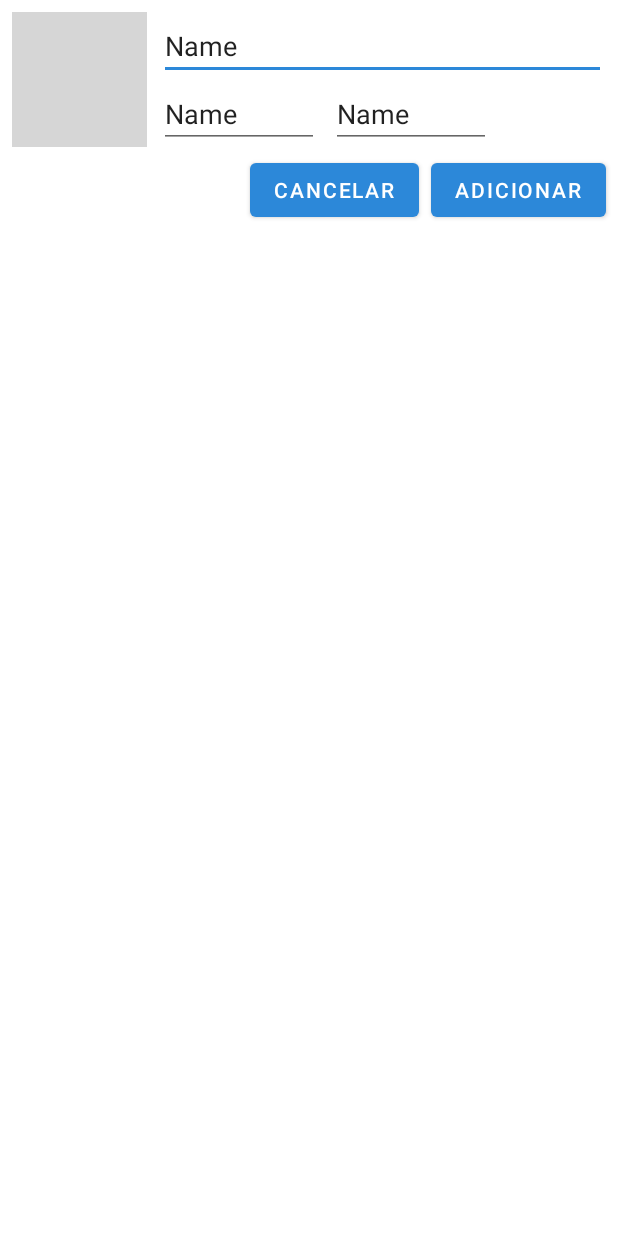
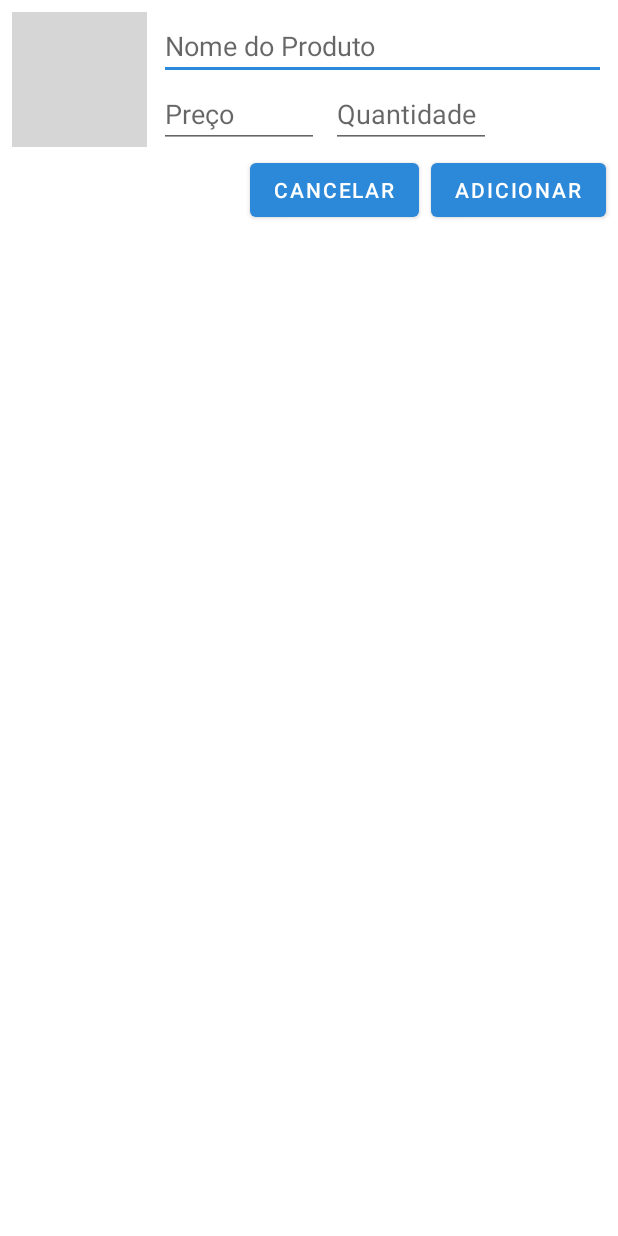
Before and after one commit to mattolivr/Mercapli, an Android app: the layout layout_produto_edit.xml on its own in the app's theme, with its tools: preview values and no code run, on a phone screen of 412 x 824 dp. Run offline under Robolectric (Android 15) with nearby library versions, the phone set to English and light mode, and no system bars; grey boxes are pictures that could not be loaded.

Commit message:
Inserção de Itens no Carrinho (Pré-Funcional)
Inserção de Itens usando Recycler View com Layouts Diferentes em estágio inicial de funcionamento

```diff
--- a/app/src/main/res/layout/activity_carrinho.xml
+++ b/app/src/main/res/layout/activity_carrinho.xml
@@ -88,7 +88,7 @@
             <androidx.recyclerview.widget.RecyclerView
                 android:id="@+id/rvCompraProdutos"
                 android:layout_width="match_parent"
-                android:layout_height="match_parent" />
+                android:layout_height="match_parent"/>
         </LinearLayout>
     </ScrollView>
 
@@ -97,6 +97,7 @@
         android:layout_width="wrap_content"
         android:layout_height="wrap_content"
         android:layout_marginBottom="8dp"
+        android:onClick="adicionarProduto"
         android:text="ADICIONAR PRODUTO"
         app:layout_constraintBottom_toBottomOf="parent"
         app:layout_constraintEnd_toEndOf="parent"
--- a/app/src/main/res/layout/layout_produto_edit.xml
+++ b/app/src/main/res/layout/layout_produto_edit.xml
@@ -1,10 +1,9 @@
 <?xml version="1.0" encoding="utf-8"?>
-<androidx.constraintlayout.widget.ConstraintLayout
-    xmlns:android="http://schemas.android.com/apk/res/android"
+<androidx.constraintlayout.widget.ConstraintLayout xmlns:android="http://schemas.android.com/apk/res/android"
     xmlns:app="http://schemas.android.com/apk/res-auto"
     xmlns:tools="http://schemas.android.com/tools"
     android:layout_width="match_parent"
-    android:layout_height="match_parent">
+    android:layout_height="wrap_content">
 
     <ImageView
         android:id="@+id/foto_produto_edit"
@@ -32,8 +31,8 @@
         android:layout_marginTop="8dp"
         android:layout_marginEnd="8dp"
         android:ems="10"
+        android:hint="Nome do Produto"
         android:inputType="textPersonName"
-        android:text="Name"
         app:layout_constraintEnd_toEndOf="parent"
         app:layout_constraintStart_toEndOf="@+id/foto_produto_edit"
         app:layout_constraintTop_toTopOf="parent" />
@@ -54,8 +53,9 @@
             android:layout_width="wrap_content"
             android:layout_height="wrap_content"
             android:ems="5"
+            android:hint="Preço"
             android:inputType="textPersonName"
-            android:text="Name" />
+            android:numeric="decimal" />
 
         <EditText
             android:id="@+id/qtde_produto_edit"
@@ -63,8 +63,9 @@
             android:layout_height="wrap_content"
             android:layout_marginLeft="8dp"
             android:ems="5"
+            android:hint="Quantidade"
             android:inputType="textPersonName"
-            android:text="Name" />
+            android:numeric="integer" />
     </LinearLayout>
 
     <Button
```
Also changed, not shown: app/src/main/java/sp/senai/br/mercapli/CarrinhoActivity.java (+15 -4 lines), app/src/main/java/sp/senai/br/mercapli/adapters/CompraAdapter.java (+44 -12 lines), app/src/main/java/sp/senai/br/mercapli/adapters/CompraViewHolder.java (+10 -0 lines), app/src/main/java/sp/senai/br/mercapli/classes/Item.java (+15 -1 lines).
